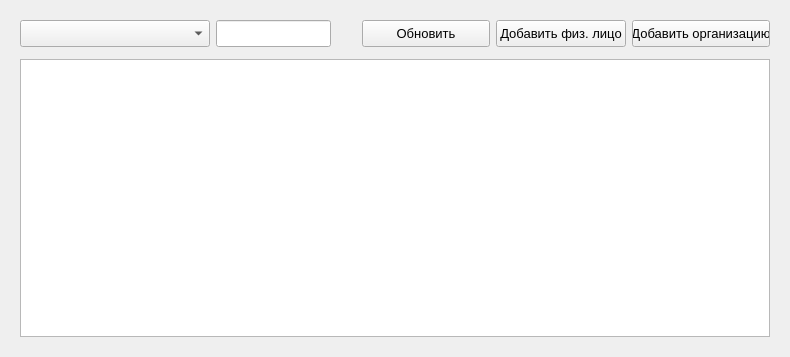
First picture: the form in ContactsDialog.ui, repository okostynchuk/Outcall, before the edit.
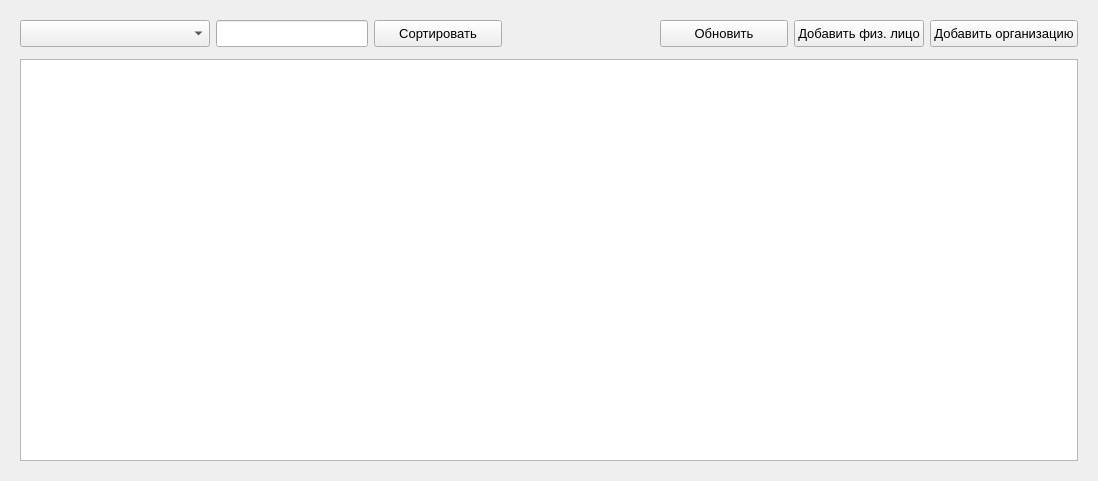
Second picture: the form after the edit.

Commit message: almost ideal filter + alphabetical sorting

```diff
--- a/ContactsDialog.ui
+++ b/ContactsDialog.ui
@@ -9,8 +9,8 @@
    <rect>
     <x>0</x>
     <y>0</y>
-    <width>790</width>
-    <height>357</height>
+    <width>1098</width>
+    <height>481</height>
    </rect>
   </property>
   <property name="windowTitle">
@@ -96,6 +96,27 @@
             </property>
            </widget>
           </item>
+          <item>
+           <widget class="QPushButton" name="sortButton">
+            <property name="minimumSize">
+             <size>
+              <width>128</width>
+              <height>27</height>
+             </size>
+            </property>
+            <property name="font">
+             <font>
+              <pointsize>10</pointsize>
+             </font>
+            </property>
+            <property name="focusPolicy">
+             <enum>Qt::NoFocus</enum>
+            </property>
+            <property name="text">
+             <string>Сортировать</string>
+            </property>
+           </widget>
+          </item>
           <item>
            <spacer name="horizontalSpacer">
             <property name="orientation">
@@ -184,6 +205,9 @@
         <property name="styleSheet">
          <string notr="true"/>
         </property>
+        <property name="sortingEnabled">
+         <bool>true</bool>
+        </property>
        </widget>
       </item>
      </layout>
```
The commit also changes 2 other files.
